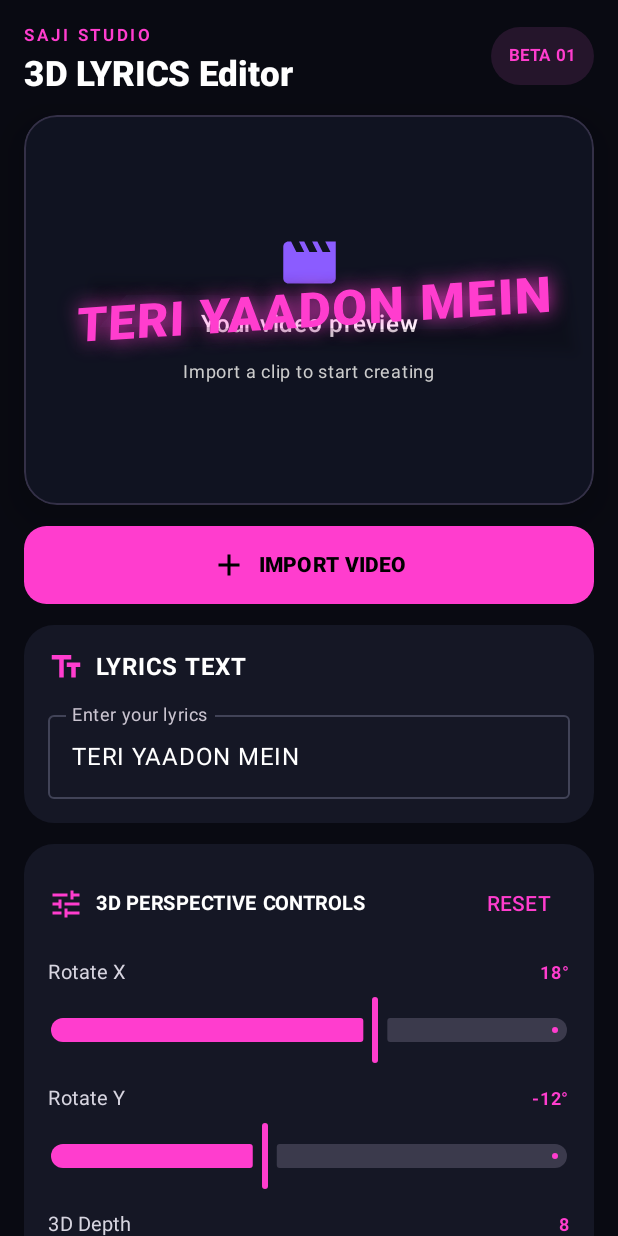
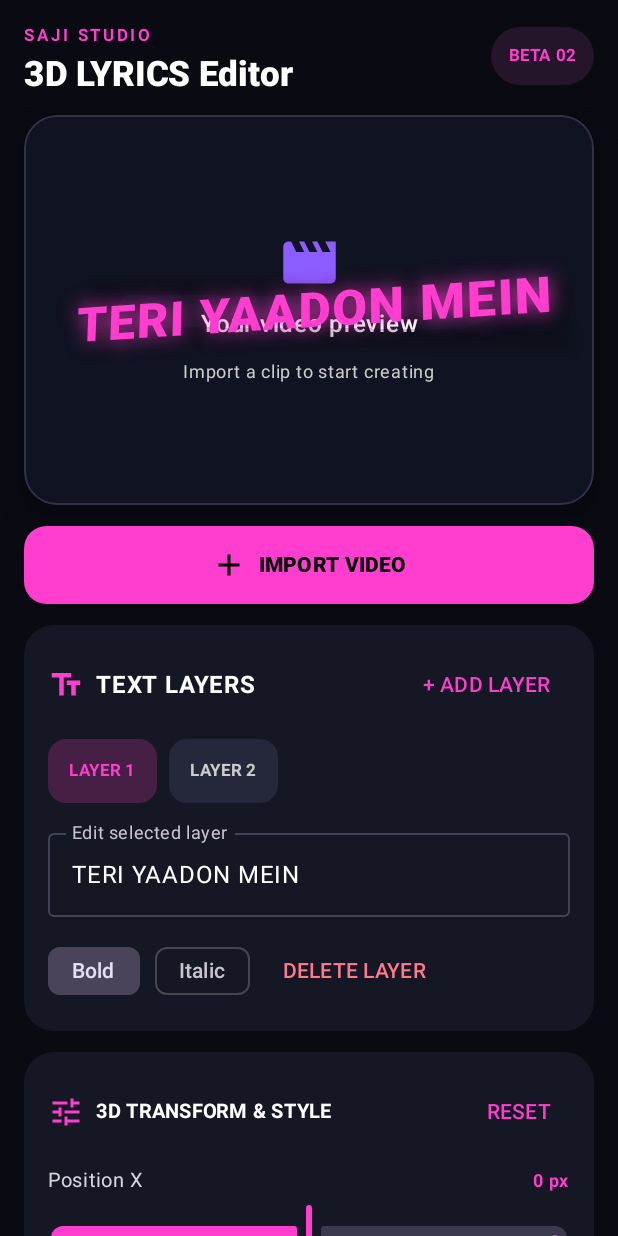
Before and after one commit to sagidsaim001-jpg/3D-LYRICS-Editor, an Android app built with Jetpack Compose: the screen it shows after launch (MainActivity), on a phone screen of 412 x 824 dp. Run offline under Robolectric (Android 15) with nearby library versions, the phone set to English and light mode, and no system bars.

Commit message:
Add editable lyric layers and transform controls

```diff
--- a/app/src/main/java/com/saji/threedlyrics/MainActivity.kt
+++ b/app/src/main/java/com/saji/threedlyrics/MainActivity.kt
@@ -8,6 +8,8 @@ import androidx.activity.compose.setContent
 import androidx.activity.result.contract.ActivityResultContracts
 import androidx.compose.foundation.background
 import androidx.compose.foundation.border
+import androidx.compose.foundation.clickable
+import androidx.compose.foundation.horizontalScroll
 import androidx.compose.foundation.layout.*
 import androidx.compose.foundation.rememberScrollState
 import androidx.compose.foundation.shape.RoundedCornerShape
@@ -22,10 +24,11 @@ import androidx.compose.runtime.*
 import androidx.compose.ui.Alignment
 import androidx.compose.ui.Modifier
 import androidx.compose.ui.draw.shadow
+import androidx.compose.ui.geometry.Offset
 import androidx.compose.ui.graphics.Color
 import androidx.compose.ui.graphics.Shadow
-import androidx.compose.ui.geometry.Offset
 import androidx.compose.ui.graphics.graphicsLayer
+import androidx.compose.ui.text.font.FontStyle
 import androidx.compose.ui.text.font.FontWeight
 import androidx.compose.ui.unit.dp
 import androidx.compose.ui.unit.sp
@@ -53,13 +56,18 @@ class MainActivity : ComponentActivity() {
 private fun EditorScreen() {
     val context = androidx.compose.ui.platform.LocalContext.current
     var videoUri by remember { mutableStateOf<Uri?>(null) }
-    var lyric by remember { mutableStateOf("TERI YAADON MEIN") }
+    val layers = remember { mutableStateListOf("TERI YAADON MEIN", "SAJI STUDIO") }
+    var selectedLayer by remember { mutableIntStateOf(0) }
+    val lyric = layers.getOrElse(selectedLayer) { "" }
     var rotateX by remember { mutableFloatStateOf(18f) }
     var rotateY by remember { mutableFloatStateOf(-12f) }
     var depth by remember { mutableFloatStateOf(8f) }
     var textSize by remember { mutableFloatStateOf(34f) }
     var glow by remember { mutableFloatStateOf(18f) }
-    var showControls by remember { mutableStateOf(true) }
+    var positionX by remember { mutableFloatStateOf(0f) }
+    var positionY by remember { mutableFloatStateOf(0f) }
+    var italic by remember { mutableStateOf(false) }
+    var bold by remember { mutableStateOf(true) }
 
     val picker = rememberLauncherForActivityResult(ActivityResultContracts.OpenDocument()) { uri ->
         if (uri != null) {
@@ -96,7 +104,7 @@ private fun EditorScreen() {
                         Text("3D LYRICS Editor", color = Color.White, fontSize = 23.sp, fontWeight = FontWeight.ExtraBold)
                     }
                     Surface(color = Color(0xFF25152B), shape = RoundedCornerShape(50)) {
-                        Text("BETA 01", color = Pink, modifier = Modifier.padding(horizontal = 12.dp, vertical = 7.dp), fontSize = 11.sp, fontWeight = FontWeight.Bold)
+                        Text("BETA 02", color = Pink, modifier = Modifier.padding(horizontal = 12.dp, vertical = 7.dp), fontSize = 11.sp, fontWeight = FontWeight.Bold)
                     }
                 }
 
@@ -123,7 +131,8 @@ private fun EditorScreen() {
                         text = lyric.ifBlank { "YOUR LYRICS" },
                         color = Pink,
                         fontSize = textSize.sp,
-                        fontWeight = FontWeight.Black,
+                        fontWeight = if (bold) FontWeight.Black else FontWeight.Normal,
+                        fontStyle = if (italic) FontStyle.Italic else FontStyle.Normal,
                         letterSpacing = 1.sp,
                         maxLines = 2,
                         style = androidx.compose.ui.text.TextStyle(shadow = if (glow > 0f) Shadow(color = Pink.copy(alpha = 0.9f), offset = Offset.Zero, blurRadius = glow) else null),
@@ -133,6 +142,8 @@ private fun EditorScreen() {
                                 rotationY = rotateY
                                 cameraDistance = 18 * density
                                 shadowElevation = depth
+                                translationX = positionX * density
+                                translationY = positionY * density
                             }
                     )
                 }
@@ -150,21 +161,47 @@ private fun EditorScreen() {
 
                 Surface(color = Panel, shape = RoundedCornerShape(20.dp), modifier = Modifier.fillMaxWidth()) {
                     Column(Modifier.padding(16.dp), verticalArrangement = Arrangement.spacedBy(12.dp)) {
-                        Row(verticalAlignment = Alignment.CenterVertically) {
-                            Icon(Icons.Default.TextFields, null, tint = Pink)
-                            Spacer(Modifier.width(8.dp))
-                            Text("LYRICS TEXT", fontWeight = FontWeight.Bold)
+                        Row(verticalAlignment = Alignment.CenterVertically, horizontalArrangement = Arrangement.SpaceBetween, modifier = Modifier.fillMaxWidth()) {
+                            Row(verticalAlignment = Alignment.CenterVertically) {
+                                Icon(Icons.Default.TextFields, null, tint = Pink)
+                                Spacer(Modifier.width(8.dp))
+                                Text("TEXT LAYERS", fontWeight = FontWeight.Bold)
+                            }
+                            TextButton(onClick = {
+                                layers.add("NEW LYRIC")
+                                selectedLayer = layers.lastIndex
+                            }) { Text("+ ADD LAYER", color = Pink) }
+                        }
+                        Row(Modifier.fillMaxWidth().horizontalScroll(rememberScrollState()), horizontalArrangement = Arrangement.spacedBy(8.dp)) {
+                            layers.forEachIndexed { index, item ->
+                                Surface(
+                                    color = if (selectedLayer == index) Color(0xFF452044) else Color(0xFF25283A),
+                                    shape = RoundedCornerShape(12.dp),
+                                    modifier = Modifier.clickable { selectedLayer = index }
+                                ) {
+                                    Text("LAYER ${index + 1}", color = if (selectedLayer == index) Pink else Color.LightGray,
+                                        modifier = Modifier.padding(horizontal = 14.dp, vertical = 9.dp), fontSize = 11.sp, fontWeight = FontWeight.Bold)
+                                }
+                            }
                         }
                         OutlinedTextField(
-                            value = lyric, onValueChange = { lyric = it },
+                            value = lyric, onValueChange = { layers[selectedLayer] = it },
                             modifier = Modifier.fillMaxWidth(),
-                            label = { Text("Enter your lyrics") },
+                            label = { Text("Edit selected layer") },
                             minLines = 1, maxLines = 3,
                             colors = OutlinedTextFieldDefaults.colors(
                                 focusedBorderColor = Pink, focusedLabelColor = Pink,
                                 unfocusedBorderColor = Color(0xFF414357)
                             )
                         )
+                        Row(horizontalArrangement = Arrangement.spacedBy(10.dp)) {
+                            FilterChip(selected = bold, onClick = { bold = !bold }, label = { Text("Bold") })
+                            FilterChip(selected = italic, onClick = { italic = !italic }, label = { Text("Italic") })
+                            TextButton(enabled = layers.size > 1, onClick = {
+                                layers.removeAt(selectedLayer)
+                                selectedLayer = (selectedLayer - 1).coerceAtLeast(0)
+                            }) { Text("DELETE LAYER", color = Color(0xFFFF7A8A)) }
+                        }
                     }
                 }
 
@@ -174,15 +211,18 @@ private fun EditorScreen() {
                             Row(verticalAlignment = Alignment.CenterVertically) {
                                 Icon(Icons.Default.Tune, null, tint = Pink)
                                 Spacer(Modifier.width(8.dp))
-                                Text("3D PERSPECTIVE CONTROLS", fontWeight = FontWeight.Bold, fontSize = 13.sp)
+                                Text("3D TRANSFORM & STYLE", fontWeight = FontWeight.Bold, fontSize = 13.sp)
                             }
                             TextButton(onClick = {
                                 rotateX = 18f; rotateY = -12f; depth = 8f; textSize = 34f; glow = 18f
+                                positionX = 0f; positionY = 0f; italic = false; bold = true
                             }) { Text("RESET", color = Pink) }
                         }
+                        SliderControl("Position X", positionX, -120f, 120f, " px") { positionX = it }
+                        SliderControl("Position Y", positionY, -100f, 100f, " px") { positionY = it }
                         SliderControl("Rotate X", rotateX, -70f, 70f, "°") { rotateX = it }
                         SliderControl("Rotate Y", rotateY, -70f, 70f, "°") { rotateY = it }
-                        SliderControl("3D Depth", depth, 0f, 30f, "") { depth = it }
+                        SliderControl("3D Depth / Shadow", depth, 0f, 30f, "") { depth = it }
                         SliderControl("Text Size", textSize, 16f, 58f, "sp") { textSize = it }
                         SliderControl("Neon Glow", glow, 0f, 40f, "") { glow = it }
                     }
@@ -190,9 +230,9 @@ private fun EditorScreen() {
 
                 Surface(color = Color(0xFF21152A), shape = RoundedCornerShape(16.dp), modifier = Modifier.fillMaxWidth()) {
                     Column(Modifier.padding(14.dp)) {
-                        Text("FIRST BUILD • EDITOR FOUNDATION", color = Pink, fontWeight = FontWeight.Bold, fontSize = 12.sp)
+                        Text("BETA 02 • LAYER & TRANSFORM UPDATE", color = Pink, fontWeight = FontWeight.Bold, fontSize = 12.sp)
                         Spacer(Modifier.height(5.dp))
-                        Text("Video import, live lyric overlay and adjustable 3D rotation are included. Perspective corner pinning, motion tracking and final MP4 rendering are planned for the next development phases.", color = Color(0xFFD6D1E3), fontSize = 12.sp, lineHeight = 18.sp)
+                        Text("Added multiple editable text layers, layer selection, delete layer, bold/italic styling and X/Y positioning. This is still an editor preview foundation: true four-corner perspective, motion tracking, keyframes and MP4 export are not implemented yet.", color = Color(0xFFD6D1E3), fontSize = 12.sp, lineHeight = 18.sp)
                     }
                 }
                 Spacer(Modifier.height(16.dp))
```
